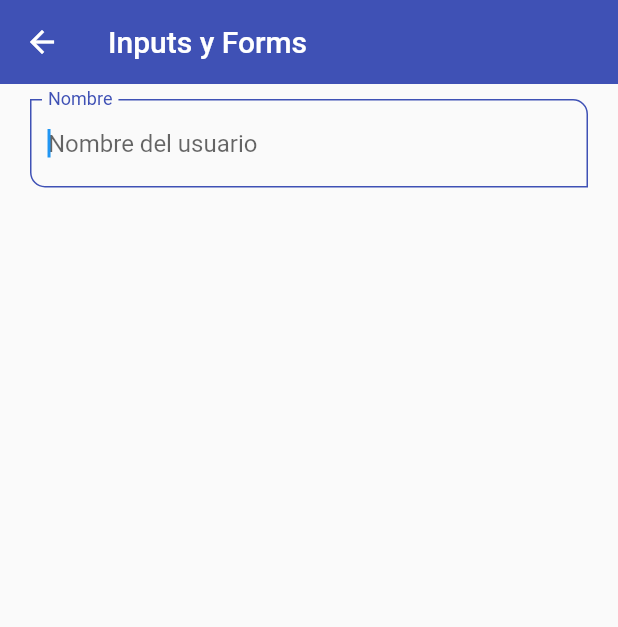
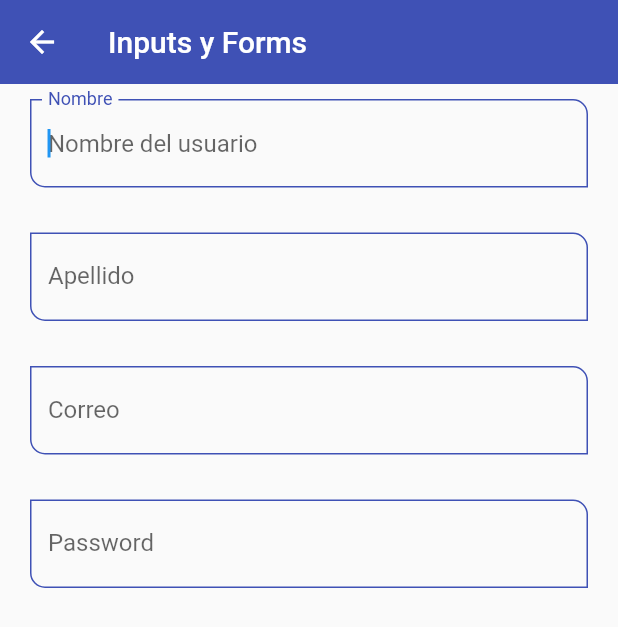
Before and after one commit to RommelOlachea/flutter-components, a Flutter app: the InputsScreen screen opened by its route, on a phone screen of 412 x 824 dp. Shown: the top 627 px of the screen. Run offline on Flutter 3.47's test engine with Material 2 defaults, Android fonts, the phone set to English and light mode, and no system bars.

Commit message:
Email y password inputs, propiedades del teclado y ocultar caracteres

```diff
--- a/lib/screens/inputs_screen.dart
+++ b/lib/screens/inputs_screen.dart
@@ -19,7 +19,31 @@ class InputsScreen extends StatelessWidget {
                 CustomInputField(
                   labelText: 'Nombre',
                   hintText: 'Nombre del usuario',
-                )
+                ),
+                SizedBox(
+                  height: 30,
+                ),
+                CustomInputField(
+                  labelText: 'Apellido',
+                  hintText: 'Apellido del usuario',
+                ),
+                SizedBox(
+                  height: 30,
+                ),
+                CustomInputField(
+                  labelText: 'Correo',
+                  hintText: 'Correo del usuario',
+                  keyboardType: TextInputType.emailAddress,
+                ),
+                SizedBox(
+                  height: 30,
+                ),
+                CustomInputField(
+                  labelText: 'Password',
+                  hintText: 'Password del usuario',
+                  keyboardType: TextInputType.visiblePassword,
+                  obscureText: true,
+                ),
               ],
             ),
           ),
--- a/lib/widgets/custom_intput_field.dart
+++ b/lib/widgets/custom_intput_field.dart
@@ -6,6 +6,8 @@ class CustomInputField extends StatelessWidget {
   final String? helperText;
   final IconData? icon;
   final IconData? suffixIcon;
+  final TextInputType? keyboardType;
+  final bool obscureText;
 
   const CustomInputField({
     Key? key,
@@ -14,6 +16,8 @@ class CustomInputField extends StatelessWidget {
     this.helperText,
     this.icon,
     this.suffixIcon,
+    this.keyboardType,
+    this.obscureText = false,
   }) : super(key: key);
 
   @override
@@ -21,6 +25,8 @@ class CustomInputField extends StatelessWidget {
     return TextFormField(
       autofocus: true,
       initialValue: '',
+      keyboardType: keyboardType ?? TextInputType.name,
+      obscureText: obscureText,
       textCapitalization: TextCapitalization.words,
       onChanged: (value) {
         print(value);
```
